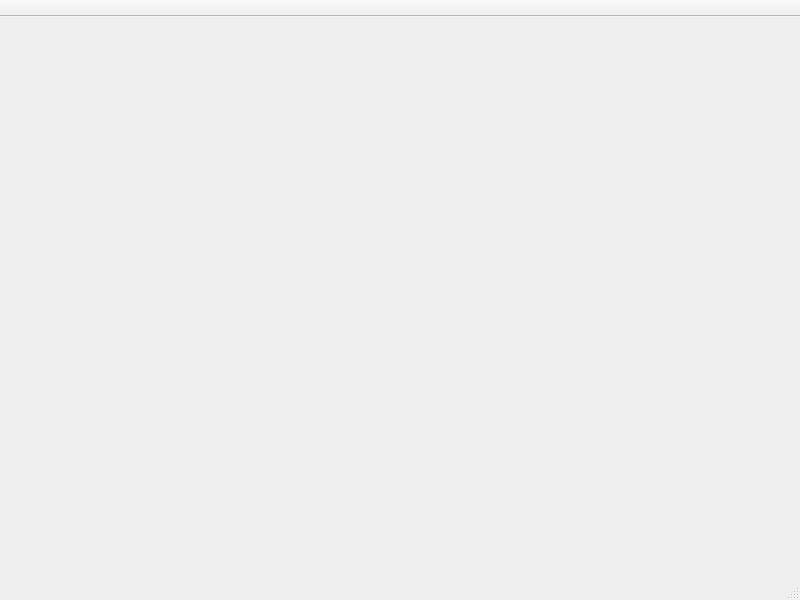
Old version of the form src/mainwindow.ui in the repository RxLaboratory/Ramses-Client.
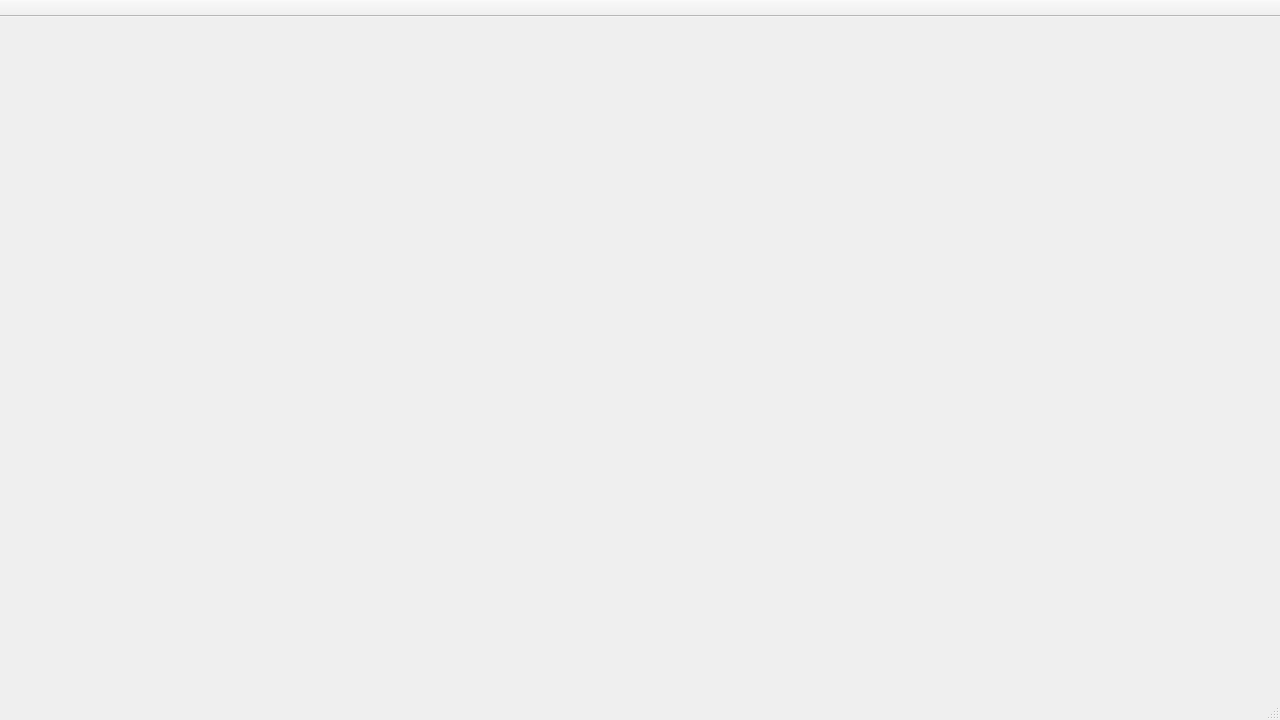
New version of the form. Icons and pictures are not drawn.

```diff
--- a/src/mainwindow.ui
+++ b/src/mainwindow.ui
@@ -6,8 +6,8 @@
    <rect>
     <x>0</x>
     <y>0</y>
-    <width>800</width>
-    <height>600</height>
+    <width>1280</width>
+    <height>720</height>
    </rect>
   </property>
   <property name="windowTitle">
```
Left out of the diff: 14 changed lines with no effect on the pictures.
